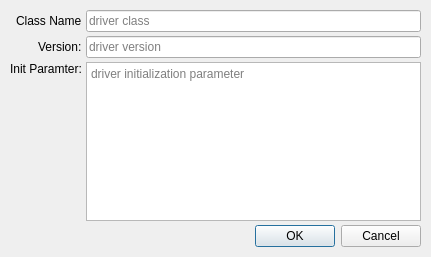
First picture: the form in ccs/node/control_unit/DriverDescriptionInputDialog.ui, repository bisegni/chaosframework, before the edit.
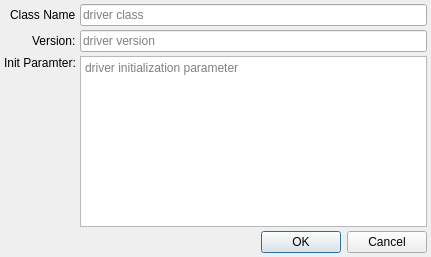
Second picture: the form after the edit.

Patch:
```diff
--- a/ccs/node/control_unit/DriverDescriptionInputDialog.ui
+++ b/ccs/node/control_unit/DriverDescriptionInputDialog.ui
@@ -19,16 +19,16 @@
     <number>4</number>
    </property>
    <property name="leftMargin">
-    <number>10</number>
+    <number>4</number>
    </property>
    <property name="topMargin">
-    <number>10</number>
+    <number>4</number>
    </property>
    <property name="rightMargin">
-    <number>10</number>
+    <number>4</number>
    </property>
    <property name="bottomMargin">
-    <number>10</number>
+    <number>4</number>
    </property>
    <item>
     <layout class="QGridLayout" name="gridLayout">
```
